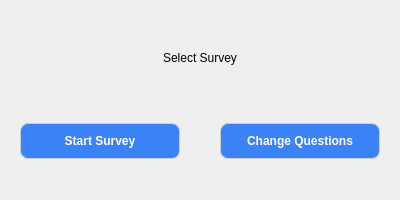
This is Uis/dialog_ui.ui in AsciiNomads/maxdiff as Qt 5 draws it before an edit. The edited form follows.
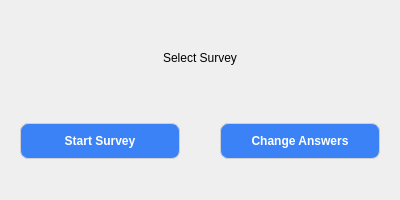
This is the edited form.

Commit message: chore(questions): change 'questions' to 'answers'

The edit to the form file:
```diff
--- a/Uis/dialog_ui.ui
+++ b/Uis/dialog_ui.ui
@@ -146,7 +146,7 @@
          <item>
           <widget class="QPushButton" name="change_btn">
            <property name="text">
-            <string>Change Questions</string>
+            <string>Change Answers</string>
            </property>
           </widget>
          </item>
```
The commit also changes 2 other files.
